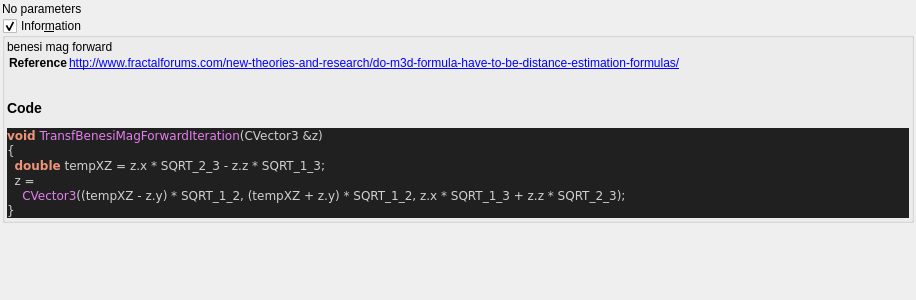
Above: mandelbulber2/formula/ui/fractal_transf_benesi_mag_forward.ui from buddhi1980/mandelbulber2 before the change. Below: the same form after it.
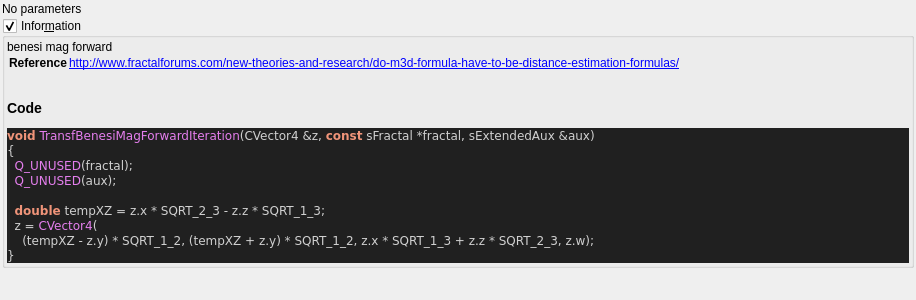
That is the form after the change. Custom widgets are drawn as their Qt base class.

Patch:
```diff
--- a/mandelbulber2/formula/ui/fractal_transf_benesi_mag_forward.ui
+++ b/mandelbulber2/formula/ui/fractal_transf_benesi_mag_forward.ui
@@ -75,11 +75,14 @@
 &lt;/table&gt;
 &lt;h3&gt;Code&lt;/h3&gt;
 &lt;body style=&quot;background-color:#202020&quot;&gt;
-&lt;pre style=&quot;color:#d0d0d0; background-color:#202020;  font-family:'Courier New',monospace;&quot;&gt;&lt;span style=&quot;color:#f09479; font-weight:bold&quot;&gt;void&lt;/span&gt; &lt;span style=&quot;color:#e47eed&quot;&gt;TransfBenesiMagForwardIteration&lt;/span&gt;&lt;span style=&quot;color:#d0d0d0&quot;&gt;(&lt;/span&gt;CVector3 &lt;span style=&quot;color:#d0d0d0&quot;&gt;&amp;amp;&lt;/span&gt;z&lt;span style=&quot;color:#d0d0d0&quot;&gt;)&lt;/span&gt;
+&lt;pre style=&quot;color:#d0d0d0; background-color:#202020;  font-family:'Courier New',monospace;&quot;&gt;&lt;span style=&quot;color:#f09479; font-weight:bold&quot;&gt;void&lt;/span&gt; &lt;span style=&quot;color:#e47eed&quot;&gt;TransfBenesiMagForwardIteration&lt;/span&gt;&lt;span style=&quot;color:#d0d0d0&quot;&gt;(&lt;/span&gt;CVector4 &lt;span style=&quot;color:#d0d0d0&quot;&gt;&amp;amp;&lt;/span&gt;z&lt;span style=&quot;color:#d0d0d0&quot;&gt;,&lt;/span&gt; &lt;span style=&quot;color:#f09479; font-weight:bold&quot;&gt;const&lt;/span&gt; sFractal &lt;span style=&quot;color:#d0d0d0&quot;&gt;*&lt;/span&gt;fractal&lt;span style=&quot;color:#d0d0d0&quot;&gt;,&lt;/span&gt; sExtendedAux &lt;span style=&quot;color:#d0d0d0&quot;&gt;&amp;amp;&lt;/span&gt;aux&lt;span style=&quot;color:#d0d0d0&quot;&gt;)&lt;/span&gt;
 &lt;span style=&quot;color:#d0d0d0&quot;&gt;{&lt;/span&gt;
+  &lt;span style=&quot;color:#e47eed&quot;&gt;Q_UNUSED&lt;/span&gt;&lt;span style=&quot;color:#d0d0d0&quot;&gt;(&lt;/span&gt;fractal&lt;span style=&quot;color:#d0d0d0&quot;&gt;);&lt;/span&gt;
+  &lt;span style=&quot;color:#e47eed&quot;&gt;Q_UNUSED&lt;/span&gt;&lt;span style=&quot;color:#d0d0d0&quot;&gt;(&lt;/span&gt;aux&lt;span style=&quot;color:#d0d0d0&quot;&gt;);&lt;/span&gt;
+
   &lt;span style=&quot;color:#f09479; font-weight:bold&quot;&gt;double&lt;/span&gt; tempXZ &lt;span style=&quot;color:#d0d0d0&quot;&gt;=&lt;/span&gt; z&lt;span style=&quot;color:#d0d0d0&quot;&gt;.&lt;/span&gt;x &lt;span style=&quot;color:#d0d0d0&quot;&gt;*&lt;/span&gt; SQRT_2_3 &lt;span style=&quot;color:#d0d0d0&quot;&gt;-&lt;/span&gt; z&lt;span style=&quot;color:#d0d0d0&quot;&gt;.&lt;/span&gt;z &lt;span style=&quot;color:#d0d0d0&quot;&gt;*&lt;/span&gt; SQRT_1_3&lt;span style=&quot;color:#d0d0d0&quot;&gt;;&lt;/span&gt;
-  z &lt;span style=&quot;color:#d0d0d0&quot;&gt;=&lt;/span&gt;
-    &lt;span style=&quot;color:#e47eed&quot;&gt;CVector3&lt;/span&gt;&lt;span style=&quot;color:#d0d0d0&quot;&gt;((&lt;/span&gt;tempXZ &lt;span style=&quot;color:#d0d0d0&quot;&gt;-&lt;/span&gt; z&lt;span style=&quot;color:#d0d0d0&quot;&gt;.&lt;/span&gt;y&lt;span style=&quot;color:#d0d0d0&quot;&gt;) *&lt;/span&gt; SQRT_1_2&lt;span style=&quot;color:#d0d0d0&quot;&gt;, (&lt;/span&gt;tempXZ &lt;span style=&quot;color:#d0d0d0&quot;&gt;+&lt;/span&gt; z&lt;span style=&quot;color:#d0d0d0&quot;&gt;.&lt;/span&gt;y&lt;span style=&quot;color:#d0d0d0&quot;&gt;) *&lt;/span&gt; SQRT_1_2&lt;span style=&quot;color:#d0d0d0&quot;&gt;,&lt;/span&gt; z&lt;span style=&quot;color:#d0d0d0&quot;&gt;.&lt;/span&gt;x &lt;span style=&quot;color:#d0d0d0&quot;&gt;*&lt;/span&gt; SQRT_1_3 &lt;span style=&quot;color:#d0d0d0&quot;&gt;+&lt;/span&gt; z&lt;span style=&quot;color:#d0d0d0&quot;&gt;.&lt;/span&gt;z &lt;span style=&quot;color:#d0d0d0&quot;&gt;*&lt;/span&gt; SQRT_2_3&lt;span style=&quot;color:#d0d0d0&quot;&gt;);&lt;/span&gt;
+  z &lt;span style=&quot;color:#d0d0d0&quot;&gt;=&lt;/span&gt; &lt;span style=&quot;color:#e47eed&quot;&gt;CVector4&lt;/span&gt;&lt;span style=&quot;color:#d0d0d0&quot;&gt;(&lt;/span&gt;
+    &lt;span style=&quot;color:#d0d0d0&quot;&gt;(&lt;/span&gt;tempXZ &lt;span style=&quot;color:#d0d0d0&quot;&gt;-&lt;/span&gt; z&lt;span style=&quot;color:#d0d0d0&quot;&gt;.&lt;/span&gt;y&lt;span style=&quot;color:#d0d0d0&quot;&gt;) *&lt;/span&gt; SQRT_1_2&lt;span style=&quot;color:#d0d0d0&quot;&gt;, (&lt;/span&gt;tempXZ &lt;span style=&quot;color:#d0d0d0&quot;&gt;+&lt;/span&gt; z&lt;span style=&quot;color:#d0d0d0&quot;&gt;.&lt;/span&gt;y&lt;span style=&quot;color:#d0d0d0&quot;&gt;) *&lt;/span&gt; SQRT_1_2&lt;span style=&quot;color:#d0d0d0&quot;&gt;,&lt;/span&gt; z&lt;span style=&quot;color:#d0d0d0&quot;&gt;.&lt;/span&gt;x &lt;span style=&quot;color:#d0d0d0&quot;&gt;*&lt;/span&gt; SQRT_1_3 &lt;span style=&quot;color:#d0d0d0&quot;&gt;+&lt;/span&gt; z&lt;span style=&quot;color:#d0d0d0&quot;&gt;.&lt;/span&gt;z &lt;span style=&quot;color:#d0d0d0&quot;&gt;*&lt;/span&gt; SQRT_2_3&lt;span style=&quot;color:#d0d0d0&quot;&gt;,&lt;/span&gt; z&lt;span style=&quot;color:#d0d0d0&quot;&gt;.&lt;/span&gt;w&lt;span style=&quot;color:#d0d0d0&quot;&gt;);&lt;/span&gt;
 &lt;span style=&quot;color:#d0d0d0&quot;&gt;}&lt;/span&gt;
 &lt;/pre&gt;
 &lt;/body&gt;</string>
```
